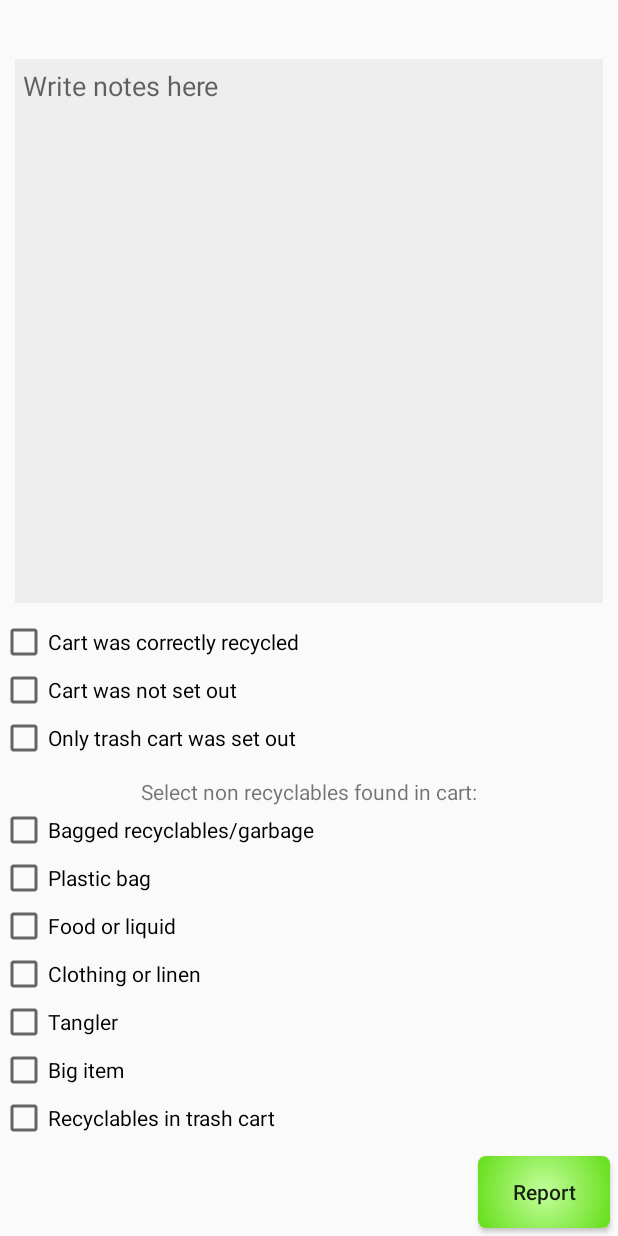
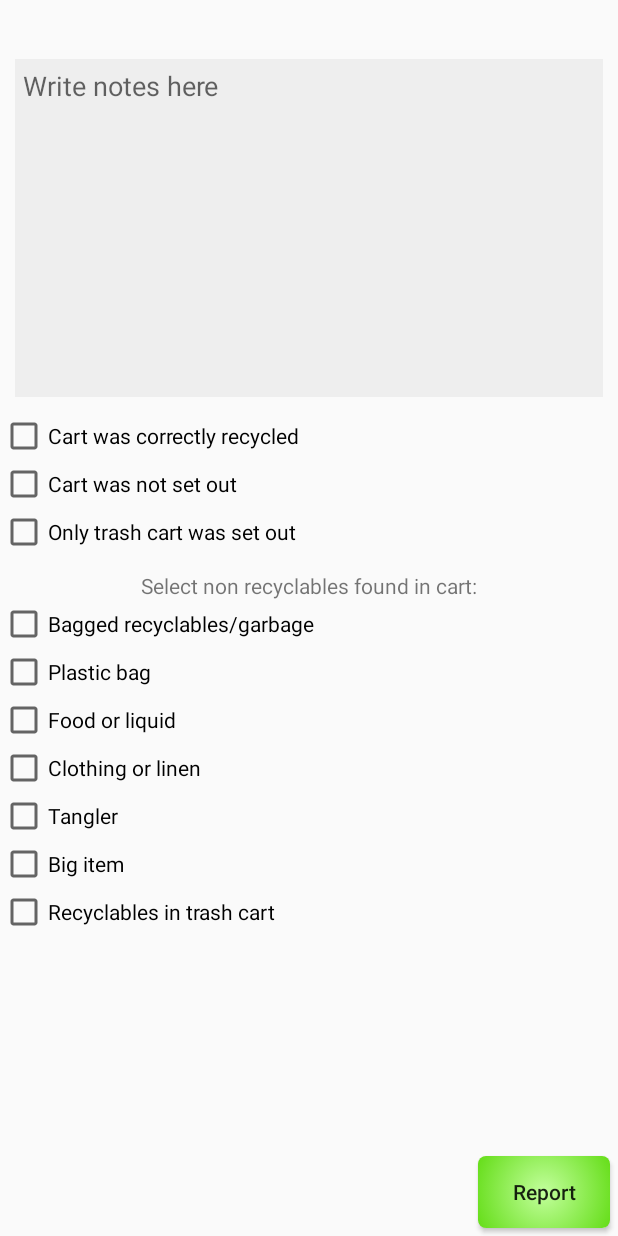
Before and after one commit to nicklasoxhammar/Cartchecking, an Android app: the layout activity_id_scanned.xml on its own in the app's theme, with its tools: preview values and no code run, on a phone screen of 412 x 824 dp. Run offline under Robolectric (Android 15) with nearby library versions, the phone set to English and light mode, and no system bars.

Commit message:
Added a network connection check in MainActivity onCreate, added progress spinner to main activity and made a minor change to IdScannedActivity layout

```diff
--- a/app/src/main/AndroidManifest.xml
+++ b/app/src/main/AndroidManifest.xml
@@ -5,6 +5,7 @@
     <uses-permission android:name="android.permission.CAMERA" />
     <uses-permission android:name="android.permission.VIBRATE" />
     <uses-permission android:name="android.permission.INTERNET" />
+    <uses-permission android:name="android.permission.ACCESS_NETWORK_STATE" />
 
     <application
         android:allowBackup="true"
--- a/app/src/main/res/layout/activity_id_scanned.xml
+++ b/app/src/main/res/layout/activity_id_scanned.xml
@@ -9,7 +9,7 @@
     >
 
     <RelativeLayout
-        android:layout_weight="3"
+        android:layout_weight="2"
         android:layout_width="match_parent"
         android:layout_height="0dp"
         android:padding="10dp"
@@ -33,6 +33,7 @@
             android:hint="Write notes here"
             android:layout_below="@+id/id_scanned_text_view"
             android:inputType="textMultiLine"
+            android:maxLength="100"
             android:background="@color/colorBackground"/>
 
 
@@ -49,7 +50,7 @@
     <RelativeLayout
         android:layout_width="match_parent"
         android:layout_height="0dp"
-        android:layout_weight="3">
+        android:layout_weight="4">
 
         <ScrollView
             android:layout_width="match_parent"
@@ -134,7 +135,8 @@
                     android:id="@+id/recyclablesInTrashCheckBox"
                     android:layout_width="match_parent"
                     android:layout_height="wrap_content"
-                    android:text="Recyclables in trash cart" />
+                    android:text="Recyclables in trash cart"
+                    android:layout_marginBottom="20dp"/>
 
             </TableLayout>
         </ScrollView>
```
Also changed, not shown: app/src/main/java/com/nicklasoxhammar/cartchecking/Activities/MainActivity.java (+28 -3 lines).
